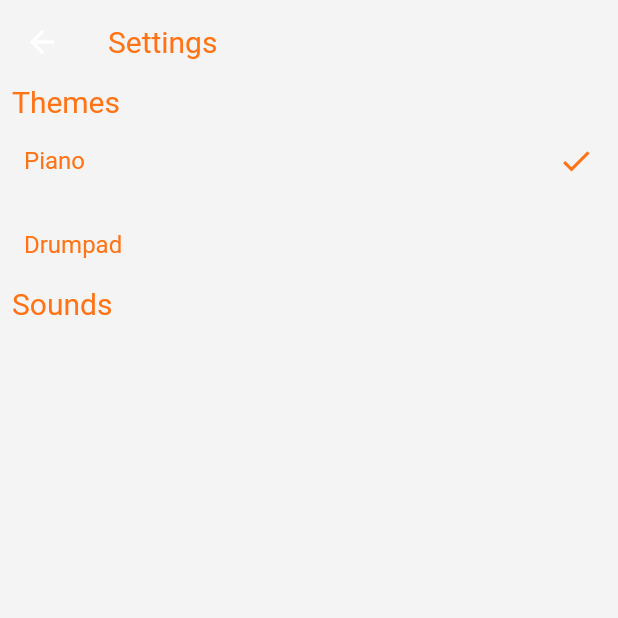
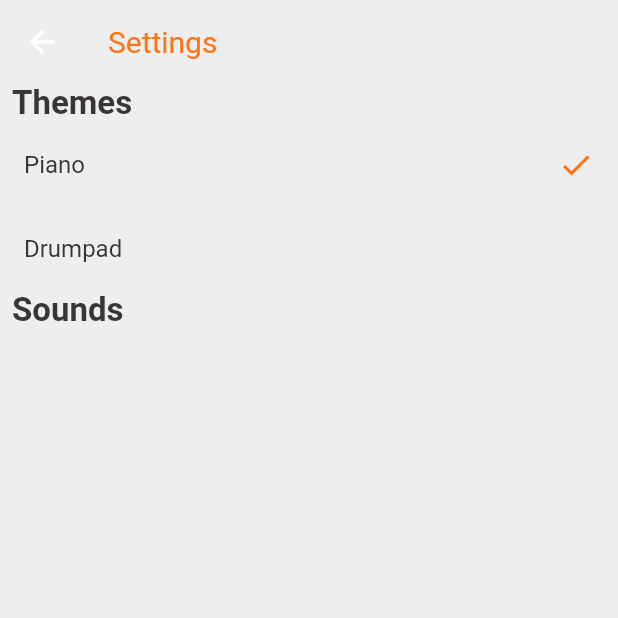
Before and after one commit to JoseGeorges8/scales-app, a Flutter app: the screen it shows after launch, after a tap on the "settings" icon, on a phone screen of 412 x 824 dp, the top half of it. Run offline on Flutter 3.47's test engine with Material 2 defaults, Android fonts, the phone set to English and light mode, and no system bars; our stand-ins replace bloc, equatable, flutter_bloc, shared_preferences; missing offline and left inert: flutter_midi.

Commit message:
Made some more changes. Piano theme is looking better

```diff
--- a/lib/utils/constants.dart
+++ b/lib/utils/constants.dart
@@ -20,7 +20,7 @@ const String SYNTH_SOUND_OPTION = 'Synth';
 //Piano
 const pianoPrimaryColor = Color.fromRGBO(58, 53, 53, 1);
 const pianoAccentColor = Color.fromRGBO(255, 115, 21, 1);
-const pianoBackgroundColor = Color.fromRGBO(244, 244, 244, 1);
+const pianoBackgroundColor = Color.fromRGBO(238, 238, 238, 1);
 //Drumpad
 const drumpadPrimaryColor = Color.fromRGBO(76, 65, 65, 1);
 const drumpadAccentColor = Color.fromRGBO(254, 52, 110, 1);
--- a/lib/utils/themes.dart
+++ b/lib/utils/themes.dart
@@ -55,7 +55,8 @@ class TextThemes{
 
   static TextTheme get pianoTheme{
     return TextTheme(
-        display1: TextStyle(color: pianoAccentColor, fontSize: 20),
+        display1: TextStyle(color: pianoBackgroundColor, fontSize: 22, fontWeight: FontWeight.w600),
+        display2: TextStyle(color: pianoPrimaryColor, fontSize: 22, fontWeight: FontWeight.w600),
         title: TextStyle(color: pianoAccentColor, fontSize: 20),
 
     );
--- a/lib/widgets/draggable_scales_sheet.dart
+++ b/lib/widgets/draggable_scales_sheet.dart
@@ -1,6 +1,7 @@
 import 'package:flutter/material.dart';
 import 'package:flutter_bloc/flutter_bloc.dart';
 import 'package:scales_app/blocs/scales_bloc/bloc.dart';
+import 'package:scales_app/widgets/texts.dart';
 
 class DraggableScalesSheet extends StatefulWidget{
 
@@ -37,15 +38,15 @@ class DraggableScalesSheetState extends State<DraggableScalesSheet> with SingleT
           child: DraggableScrollableSheet(
             builder: (BuildContext context, ScrollController scrollController) {
               return Container(
-                decoration: BoxDecoration(borderRadius: BorderRadius.vertical(top: Radius.circular(24)), color: Theme.of(context).accentColor),
+                decoration: BoxDecoration(borderRadius: BorderRadius.vertical(top: Radius.circular(24)), color: Theme.of(context).primaryColor),
                 child: Column(
                   children: <Widget>[
                     SingleChildScrollView(
                         child: Row(
                           children: <Widget>[
                             Padding(
-                              padding: const EdgeInsets.all(8.0),
-                              child: Text('Scales found'),
+                              padding: const EdgeInsets.all(16.0),
+                              child: Text('Scales Found', style: Theme.of(context).textTheme.display1),
                             ),
                           ],
                           mainAxisAlignment: MainAxisAlignment.center,
--- a/lib/widgets/settings_row.dart
+++ b/lib/widgets/settings_row.dart
@@ -11,7 +11,7 @@ class SettingsRow extends StatelessWidget{
   @override
   Widget build(BuildContext context) {
     return ListTileTheme(
-      textColor: Theme.of(context).accentColor,
+      textColor: Theme.of(context).primaryColor,
       iconColor: Theme.of(context).accentColor,
       child: ListTile(
         onTap: isSelected ? null : onRowPressed,
--- a/lib/widgets/texts.dart
+++ b/lib/widgets/texts.dart
@@ -12,6 +12,6 @@ class ListHeadingText extends StatelessWidget{
   @override
   Widget build(BuildContext context) => Padding(
     padding: const EdgeInsets.fromLTRB(8.0, 0, 0, 0),
-    child: Text(text, style: Theme.of(context).textTheme.display1),
+    child: Text(text, style: Theme.of(context).textTheme.display2),
   );
 }
```
